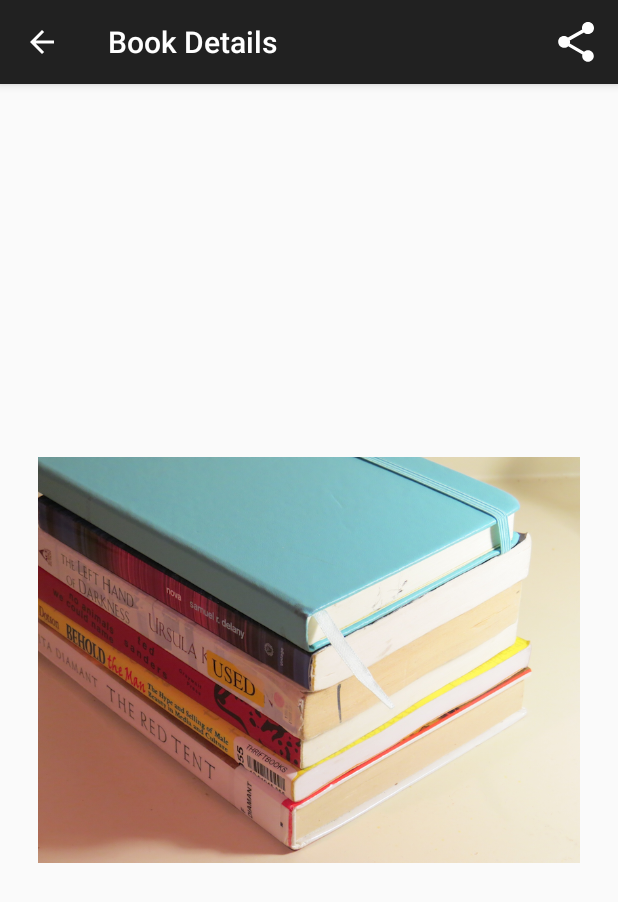
After one commit to campeloal/androidPrograms, an Android app: the DetailActivity screen opened directly, with no data from a screen before it, on a phone screen of 412 x 824 dp. The commit adds this screen. Shown: the top 902 px of the screen. Run offline under Robolectric (Android 15) with nearby library versions, the phone set to English and light mode, and no system bars; our stand-ins replace Picasso; pictures from the network do not load; 2 statements that could not run were skipped.

Commit message:
list view with detail view and getting the images from http async request

```diff
--- /dev/null
+++ b/Online Book Search/app/src/main/java/com/example/alcampelo/tutorialone/DetailActivity.java
@@ -0,0 +1,85 @@
+package com.example.alcampelo.tutorialone;
+
+import android.content.Intent;
+import android.os.Bundle;
+import android.support.v4.view.MenuItemCompat;
+import android.support.v7.app.ActionBarActivity;
+import android.view.Menu;
+import android.view.MenuItem;
+import android.widget.ImageView;
+import android.support.v7.widget.ShareActionProvider;
+
+import com.squareup.picasso.Picasso;
+
+/**
+ * Created by Al Campelo on 3/27/2015.
+ */
+public class DetailActivity extends ActionBarActivity {
+
+    private static final String IMAGE_URL_BASE = "http://covers.openlibrary.org/b/id/";
+    String mImageURL;
+    ShareActionProvider mShareActionProvider;
+
+    @Override
+    protected void onCreate(Bundle savedInstanceState) {
+        super.onCreate(savedInstanceState);
+
+        // Tell the activity which XML layout is right
+        setContentView(R.layout.activity_detail);
+
+        // Enable the "Up" button for more navigation options
+        //getSupportActionBar().setDisplayHomeAsUpEnabled(true);
+
+        // Access the imageview from XML
+        ImageView imageView = (ImageView) findViewById(R.id.img_cover);
+
+        // 13. unpack the coverID from its trip inside your Intent
+        String coverID = this.getIntent().getExtras().getString("coverID");
+
+        // See if there is a valid coverID
+        if (coverID.length() > 0) {
+
+            // Use the ID to construct an image URL
+            mImageURL = IMAGE_URL_BASE + coverID + "-L.jpg";
+
+            // Use Picasso to load the image
+            Picasso.with(this).load(mImageURL).placeholder(R.drawable.img_books_loading).into(imageView);
+        }
+    }
+
+    @Override
+    public boolean onCreateOptionsMenu(Menu menu) {
+
+        // Inflate the menu
+        // this adds items to the action bar if it is present.
+        getMenuInflater().inflate(R.menu.menu_main, menu);
+
+        // Access the Share Item defined in menu XML
+        MenuItem shareItem = menu.findItem(R.id.menu_item_share);
+
+        // Access the object responsible for
+        // putting together the sharing submenu
+        if (shareItem != null) {
+            mShareActionProvider
+                    = (ShareActionProvider) MenuItemCompat.getActionProvider(shareItem);
+        }
+
+        setShareIntent();
+
+        return true;
+    }
+
+    private void setShareIntent() {
+
+        // create an Intent with the contents of the TextView
+        Intent shareIntent = new Intent(Intent.ACTION_SEND);
+        shareIntent.setType("text/plain");
+        shareIntent.putExtra(Intent.EXTRA_SUBJECT,
+                "Book Recommendation!");
+        shareIntent.putExtra(Intent.EXTRA_TEXT, mImageURL);
+
+        // Make sure the provider knows
+        // it should work with that Intent
+        mShareActionProvider.setShareIntent(shareIntent);
+    }
+}
--- /dev/null
+++ b/Online Book Search/app/src/main/res/layout/activity_detail.xml
@@ -0,0 +1,8 @@
+<?xml version="1.0" encoding="utf-8"?>
+<ImageView
+    xmlns:android="http://schemas.android.com/apk/res/android"
+    android:id="@+id/img_cover"
+    android:layout_width="match_parent"
+    android:layout_height="match_parent"
+    android:layout_margin="25dp"
+    android:src="@drawable/img_books_large"/>
--- a/Online Book Search/app/src/main/res/values/strings.xml
+++ b/Online Book Search/app/src/main/res/values/strings.xml
@@ -4,4 +4,5 @@
     <string name="button">Search</string>
     <string name="hint">Title and/or Author</string>
     <string name="action_settings">Settings</string>
+    <string name="activity_details">Book Details</string>
 </resources>
```
Also changed, not shown: Online Book Search/app/src/main/AndroidManifest.xml (+10 -1 lines), Online Book Search/app/src/main/java/com/example/alcampelo/tutorialone/JSONAdapter.java (added, +130 -0 lines), Online Book Search/app/src/main/java/com/example/alcampelo/tutorialone/MainActivity.java (+36 -11 lines), Online Book Search/app/src/main/res/layout/row_book.xml (added, +30 -0 lines).
